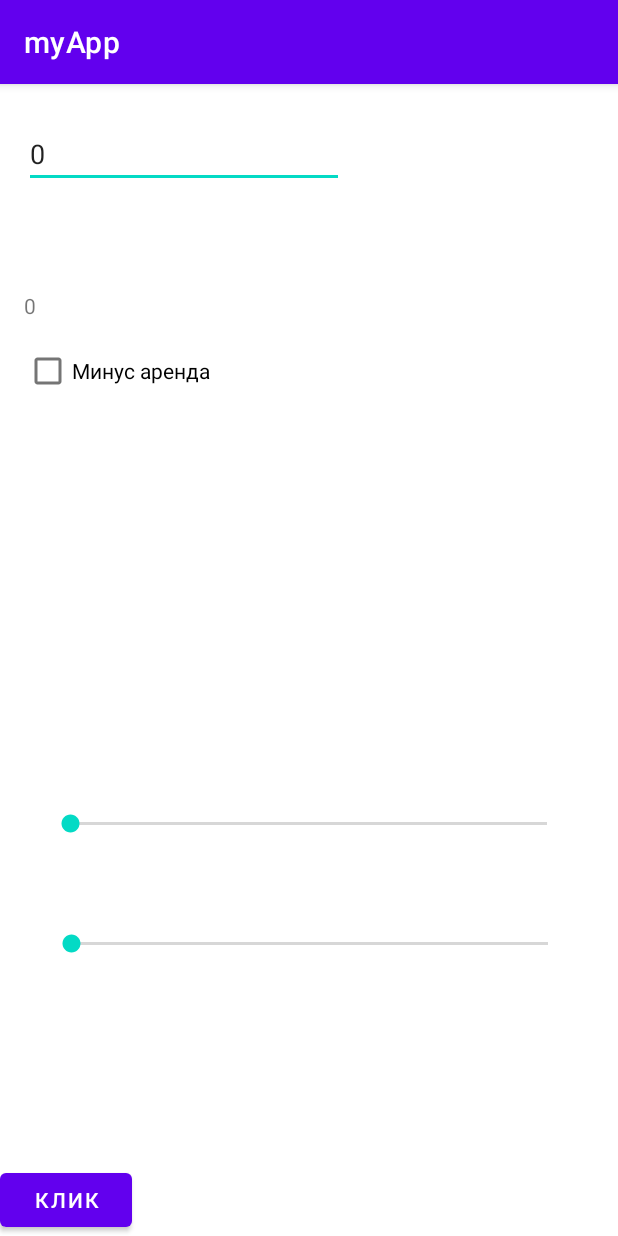
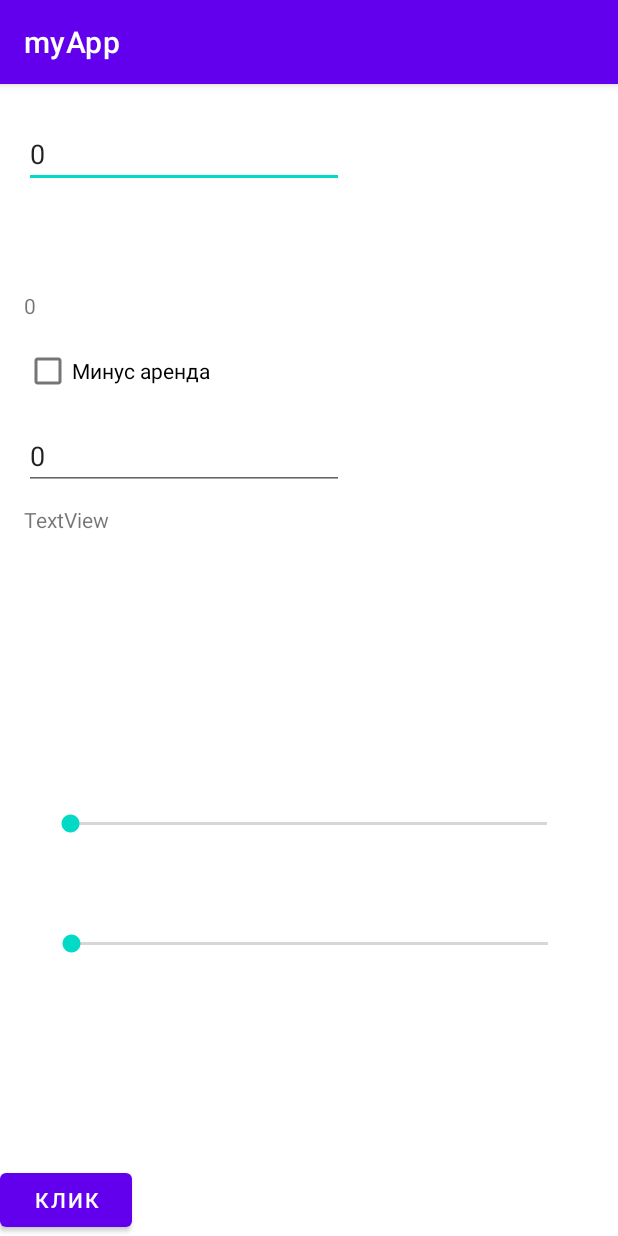
Before and after one commit to rahirim93/my-app, an Android app: the MoneyActivity screen opened directly, with no data from a screen before it, on a phone screen of 412 x 824 dp. Run offline under Robolectric (Android 15) with nearby library versions, the phone set to English and light mode, and no system bars.

Commit message:
Добавлена функция подсчета количество денег которые можно потратить чтобы уложится в выбранную сумму в месяц

```diff
--- a/app/src/main/java/com/example/myapp/MoneyActivity.kt
+++ b/app/src/main/java/com/example/myapp/MoneyActivity.kt
@@ -6,6 +6,8 @@ import androidx.appcompat.app.AppCompatActivity
 import android.os.Bundle
 import android.widget.*
 import java.util.*
+
+
 
 class MoneyActivity : AppCompatActivity() {
     private lateinit var editTextMoney: EditText
@@ -18,6 +20,8 @@ class MoneyActivity : AppCompatActivity() {
     private lateinit var textViewSeekBarProgress: TextView
     private lateinit var textViewPref: TextView
     private lateinit var textViewSeekBar2: TextView
+    private lateinit var editTextMoneyWished: EditText
+    private lateinit var textViewMoneyAvailable : TextView
 
     private var pref: SharedPreferences? = null
 
@@ -32,6 +36,7 @@ class MoneyActivity : AppCompatActivity() {
         //Подгрузка сохраненного состояния
         textViewPref.text = pref?.getInt("money", 0).toString()
         editTextMoney.setText(pref?.getInt("money", 0).toString())
+        editTextMoneyWished.setText(pref?.getInt("moneyWished", 0).toString())
 
         //Подгрузка сохраненного состояния checkBox при запуске
         var stateOfCheckBox = pref?.getBoolean("checkBox", false)
@@ -49,6 +54,9 @@ class MoneyActivity : AppCompatActivity() {
         textViewSeekBarProgress = findViewById(R.id.textViewSeekBarProgress)
         textViewPref = findViewById(R.id.textViewPref)
         textViewSeekBar2 = findViewById(R.id.textViewSeekBar2)
+        editTextMoneyWished = findViewById(R.id.editTextMoneyWished)
+        textViewMoneyAvailable = findViewById(R.id.textViewMoneyAvailable)
+
 
         pref = getSharedPreferences("Name", Context.MODE_PRIVATE)
     }
@@ -90,6 +98,8 @@ class MoneyActivity : AppCompatActivity() {
     }
 
     private fun countMoney(todayDay: Int) {
+        val rentPay = 21000 // Аренда квартиры
+
         //Получение и приведение значения в поле к типу Int
         val money = (editTextMoney.text).toString().toInt()
 
@@ -105,24 +115,36 @@ class MoneyActivity : AppCompatActivity() {
         textViewMoneyADay.text = "Денег в день: $moneyOfDay"    // Выводим в textView
 
         // Количество денег в месяц с учетом квартплаты
-        val moneyMonth = (moneyOfDay * countDayMonth) + 21000   // Количество денег в месяц вместе с квартплатой
+        val moneyMonth = (moneyOfDay * countDayMonth) + rentPay   // Количество денег в месяц вместе с квартплатой
         textViewMoneyAMonth.text = "Денег в месяц: $moneyMonth"
+
+        // Подсчет и вывод количества денег, которые можно потратить сегодня
+        //Получение и приведение значения в поле к типу Int
+        val moneyWished = (editTextMoneyWished.text).toString().toInt() // Желаемая сумма в месяц
+
+        if(moneyWished > 0) {
+            val moneyAvailable = (moneyWished - rentPay) / 31 * todayDay - money //Сколько можно потратить сегодня
+            textViewMoneyAvailable.text = "Можно потратить: $moneyAvailable"
+        }
+
+
     }
 
-    private fun saveMoneyPref(money: Int, checkBox: Boolean) {
+    private fun saveMoneyPref(money: Int, checkBox: Boolean, moneyWished: Int) {
         val editor = pref?.edit()
         editor?.putInt("money", money)
         editor?.putBoolean("checkBox", checkBox)
+        editor?.putInt("moneyWished", moneyWished)
         editor?.apply()
     }
 
     override fun onStop() {
         super.onStop()
-        saveMoneyPref(editTextMoney.text.toString().toInt(), checkBox.isChecked)
+        saveMoneyPref(editTextMoney.text.toString().toInt(), checkBox.isChecked, editTextMoneyWished.text.toString().toInt())
     }
 
     override fun onDestroy() {
         super.onDestroy()
-        saveMoneyPref(editTextMoney.text.toString().toInt(), checkBox.isChecked)
+        saveMoneyPref(editTextMoney.text.toString().toInt(), checkBox.isChecked, editTextMoneyWished.text.toString().toInt())
     }
 }
--- a/app/src/main/res/layout/activity_money.xml
+++ b/app/src/main/res/layout/activity_money.xml
@@ -13,6 +13,7 @@
         android:layout_marginStart="16dp"
         android:layout_marginTop="24dp"
         android:ems="10"
+        android:hint="Денег потрачено"
         android:inputType="textPersonName"
         app:layout_constraintStart_toStartOf="parent"
         app:layout_constraintTop_toTopOf="parent" />
@@ -109,4 +110,26 @@
         app:layout_constraintTop_toBottomOf="@+id/seekBar2"
         tools:text="значение seekBar 2"/>
 
+    <EditText
+        android:id="@+id/editTextMoneyWished"
+        android:layout_width="wrap_content"
+        android:layout_height="wrap_content"
+        android:layout_marginStart="16dp"
+        android:layout_marginTop="10dp"
+        android:ems="10"
+        android:hint="Желаемая сумма"
+        android:inputType="number"
+        app:layout_constraintStart_toStartOf="parent"
+        app:layout_constraintTop_toBottomOf="@+id/checkBox" />
+
+    <TextView
+        android:id="@+id/textViewMoneyAvailable"
+        android:layout_width="wrap_content"
+        android:layout_height="wrap_content"
+        android:layout_marginStart="16dp"
+        android:layout_marginTop="10dp"
+        android:text="TextView"
+        app:layout_constraintStart_toStartOf="parent"
+        app:layout_constraintTop_toBottomOf="@+id/editTextMoneyWished" />
+
 </androidx.constraintlayout.widget.ConstraintLayout>
```
